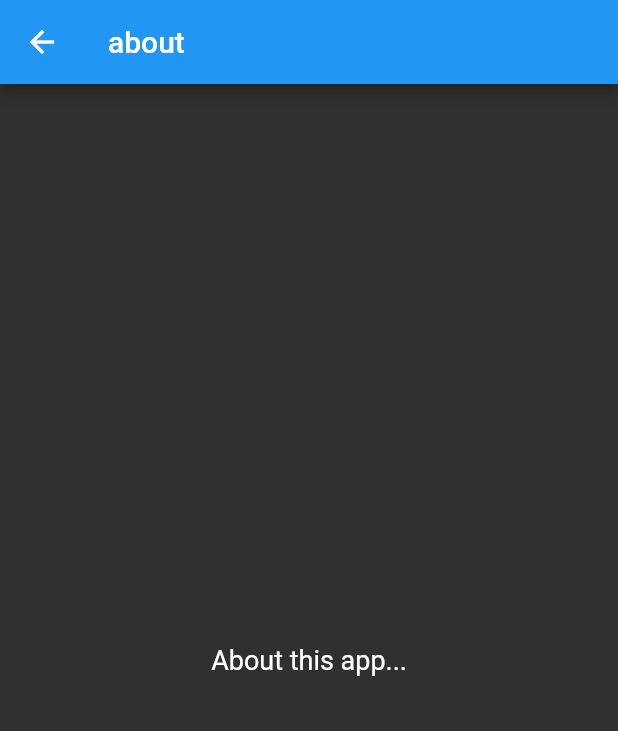
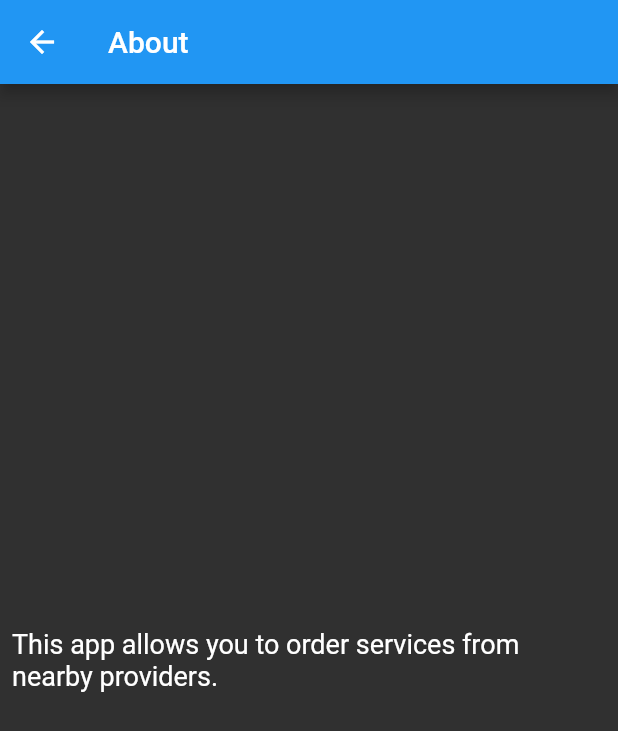
Before and after one commit to BrChung/order_services_app, a Flutter app: the AboutScreen screen opened by its route, on a phone screen of 412 x 824 dp. Shown: the top 731 px of the screen. Run offline on Flutter 3.47's test engine with Material 2 defaults, Android fonts, the phone set to English and light mode, and no system bars; our stand-ins replace cloud_firestore, firebase_analytics, firebase_auth, font_awesome_flutter, google_sign_in, rxdart; accounts and stored records are empty; network calls fail; Roboto replaces fonts that are missing (Nunito).

Commit message:
Demo ready

```diff
--- a/lib/screens/about.dart
+++ b/lib/screens/about.dart
@@ -1,13 +1,17 @@
 import 'package:flutter/material.dart';
 
 class AboutScreen extends StatelessWidget {
-
   @override
   Widget build(BuildContext context) {
     return Scaffold(
-      appBar: AppBar(title: Text('about'), backgroundColor: Colors.blue),
-
-      body: Center(child: Text('About this app...'),),
+      appBar: AppBar(title: Text('About'), backgroundColor: Colors.blue),
+      body: Center(
+        child: Padding(
+          padding: const EdgeInsets.all(8.0),
+          child: Text(
+              'This app allows you to order services from nearby providers.'),
+        ),
+      ),
     );
   }
 }
--- a/lib/screens/login.dart
+++ b/lib/screens/login.dart
@@ -36,11 +36,11 @@ class LoginScreenState extends State<LoginScreen> {
               size: 150,
             ),
             Text(
-              'Login to Start',
+              'Order Services',
               style: Theme.of(context).textTheme.headline,
               textAlign: TextAlign.center,
             ),
-            Text('Your Tagline'),
+            Text('Login to start!'),
             LoginButton(
               text: 'LOGIN WITH GOOGLE',
               icon: FontAwesomeIcons.google,
--- a/lib/screens/profile.dart
+++ b/lib/screens/profile.dart
@@ -9,11 +9,11 @@ class ProfileScreen extends StatelessWidget {
     return Scaffold(
       appBar: AppBar(
         backgroundColor: Colors.deepOrange,
-        title: Text('profile'),
+        title: Text('Profile'),
       ),
       body: Center(
         child: FlatButton(
-            child: Text('logout'),
+            child: Text('Logout'),
             color: Colors.red,
             onPressed: () async {
               await auth.signOut();
--- a/pubspec.yaml
+++ b/pubspec.yaml
@@ -53,8 +53,7 @@ flutter:
   uses-material-design: true
   # To add assets to your application, add an assets section, like this:
   assets:
-    - assets/covers/default.jpg
-    - assets/covers/carlsjr.gif
+    - assets/covers/
   # An image asset can refer to one or more resolution-specific "variants", see
   # https://flutter.dev/assets-and-images/#resolution-aware.
   # For details regarding adding assets from package dependencies, see
```
Also changed, not shown: assets/covers/baja-fresh.png (added), assets/covers/carlsjr.gif (deleted), assets/covers/carlsjr.png (added), assets/covers/juice-it-up.jpg (added), assets/covers/panda-express.png (added), assets/covers/pollak-library.jpg (added), assets/covers/starbucks.png (added), assets/covers/tsu.jpg (added).
